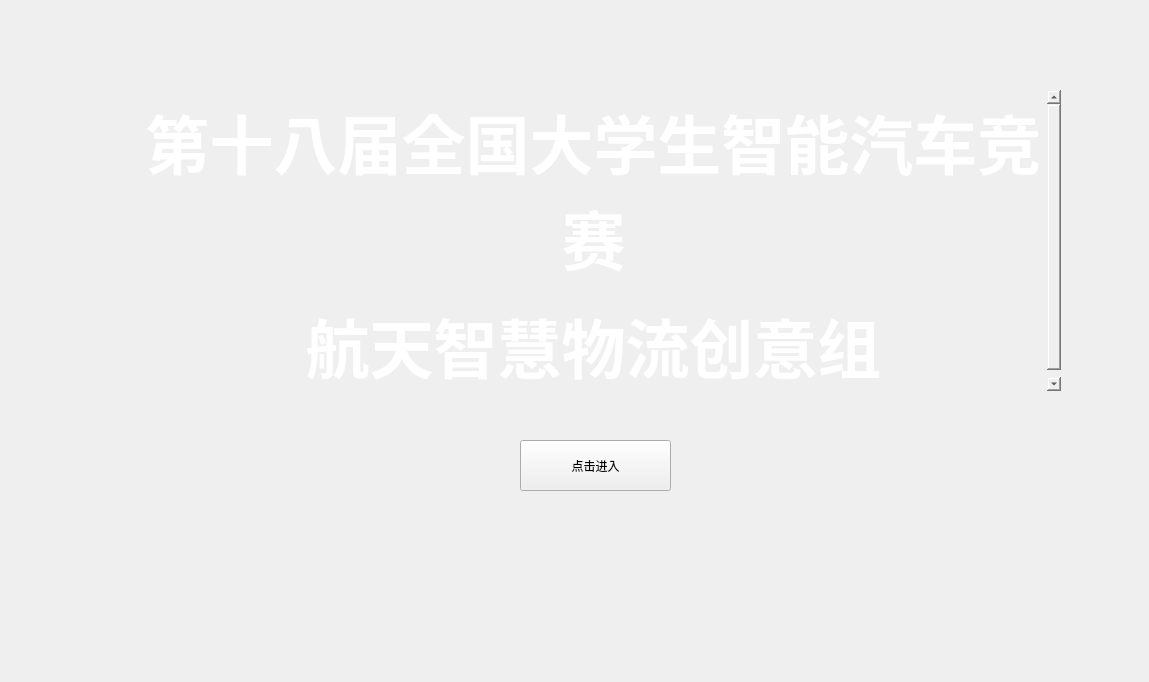
Old version of the form title.ui in the repository mouming233/qt.
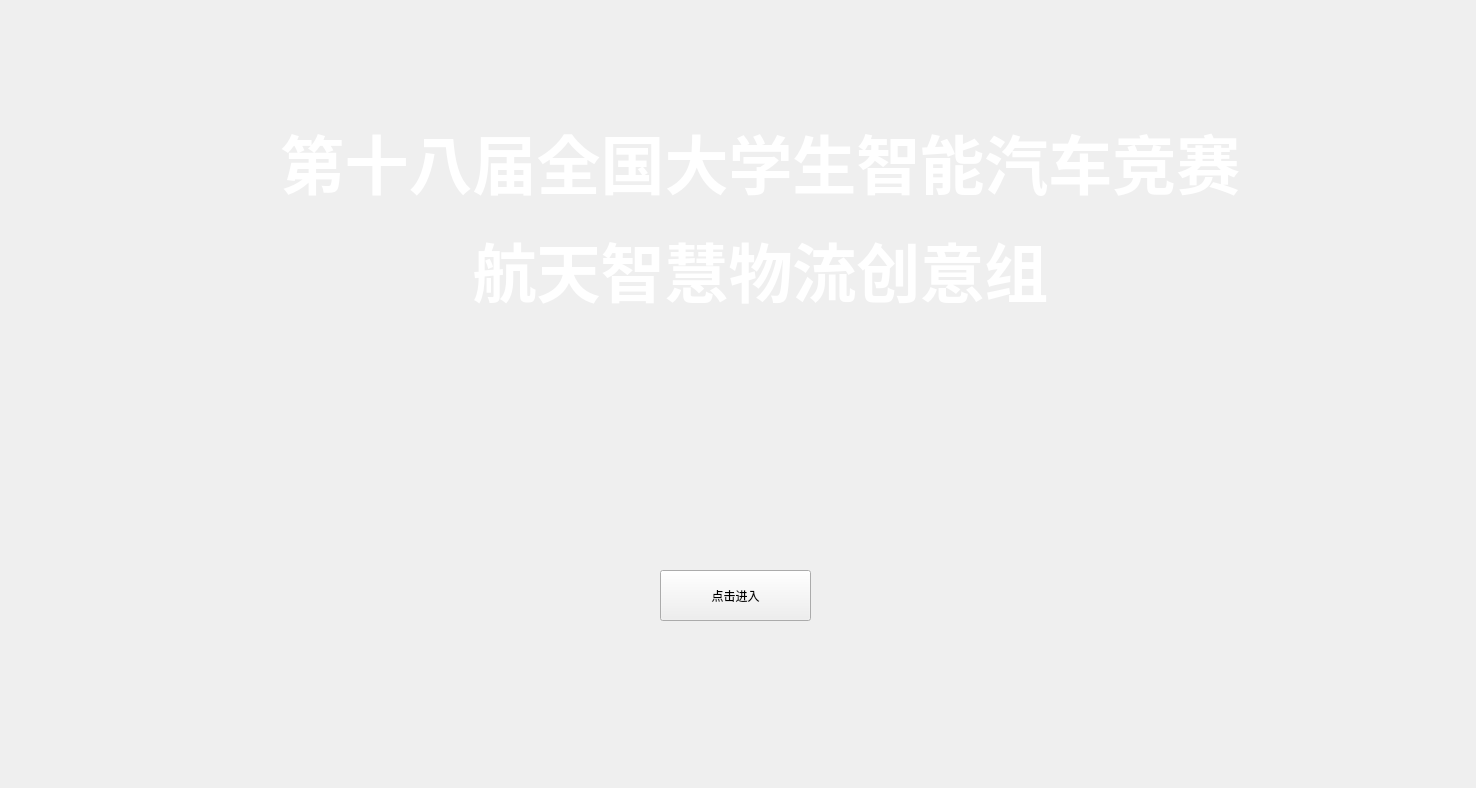
New version of the form.

```diff
--- a/title.ui
+++ b/title.ui
@@ -6,10 +6,16 @@
    <rect>
     <x>0</x>
     <y>0</y>
-    <width>1149</width>
-    <height>682</height>
+    <width>1476</width>
+    <height>788</height>
    </rect>
   </property>
+  <property name="minimumSize">
+   <size>
+    <width>1476</width>
+    <height>0</height>
+   </size>
+  </property>
   <property name="windowTitle">
    <string>Form</string>
   </property>
@@ -62,10 +68,10 @@
      <widget class="QTextEdit" name="textEdit">
       <property name="geometry">
        <rect>
-        <x>140</x>
-        <y>90</y>
-        <width>921</width>
-        <height>301</height>
+        <x>90</x>
+        <y>110</y>
+        <width>1341</width>
+        <height>441</height>
        </rect>
       </property>
       <property name="styleSheet">
@@ -81,15 +87,15 @@
 &lt;html&gt;&lt;head&gt;&lt;meta name=&quot;qrichtext&quot; content=&quot;1&quot; /&gt;&lt;style type=&quot;text/css&quot;&gt;
 p, li { white-space: pre-wrap; }
 &lt;/style&gt;&lt;/head&gt;&lt;body style=&quot; font-family:'SimSun'; font-size:9pt; font-weight:400; font-style:normal;&quot;&gt;
-&lt;p align=&quot;center&quot; style=&quot; margin-top:12px; margin-bottom:12px; margin-left:0px; margin-right:0px; -qt-block-indent:0; text-indent:0px;&quot;&gt;&lt;span style=&quot; font-size:48pt; font-weight:600; color:#ffffff;&quot;&gt;第十八届全国大学生智能汽车竞赛&lt;/span&gt;&lt;/p&gt;
-&lt;p align=&quot;center&quot; style=&quot; margin-top:12px; margin-bottom:12px; margin-left:0px; margin-right:0px; -qt-block-indent:0; text-indent:0px;&quot;&gt;&lt;span style=&quot; font-size:48pt; font-weight:600; color:#ffffff;&quot;&gt;航天智慧物流创意组&lt;/span&gt;&lt;/p&gt;&lt;/body&gt;&lt;/html&gt;</string>
+&lt;p align=&quot;center&quot; style=&quot; margin-top:12px; margin-bottom:12px; margin-left:0px; margin-right:0px; -qt-block-indent:0; text-indent:0px;&quot;&gt;&lt;span style=&quot; font-family:'SimSun'; font-size:48pt; font-weight:600; color:#ffffff;&quot;&gt;第十八届全国大学生智能汽车竞赛&lt;/span&gt;&lt;/p&gt;
+&lt;p align=&quot;center&quot; style=&quot; margin-top:12px; margin-bottom:12px; margin-left:0px; margin-right:0px; -qt-block-indent:0; text-indent:0px;&quot;&gt;&lt;span style=&quot; font-family:'SimSun'; font-size:48pt; font-weight:600; color:#ffffff;&quot;&gt;航天智慧物流创意组&lt;/span&gt;&lt;/p&gt;&lt;/body&gt;&lt;/html&gt;</string>
       </property>
      </widget>
      <widget class="QPushButton" name="pushButton">
       <property name="geometry">
        <rect>
-        <x>520</x>
-        <y>440</y>
+        <x>660</x>
+        <y>570</y>
         <width>151</width>
         <height>51</height>
        </rect>
```
